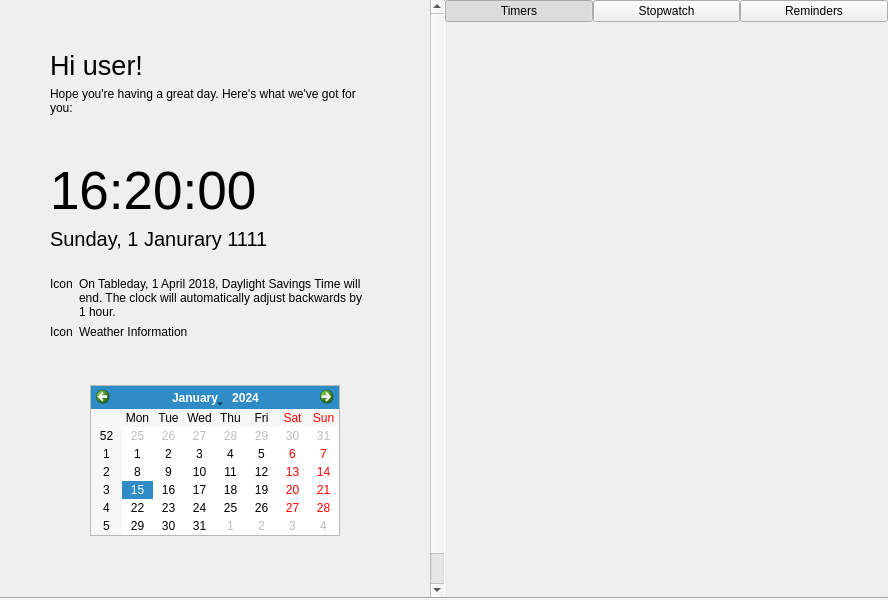
Old version of the form statuscenter/OverviewPane/overview.ui in the repository vicr123/theshell.
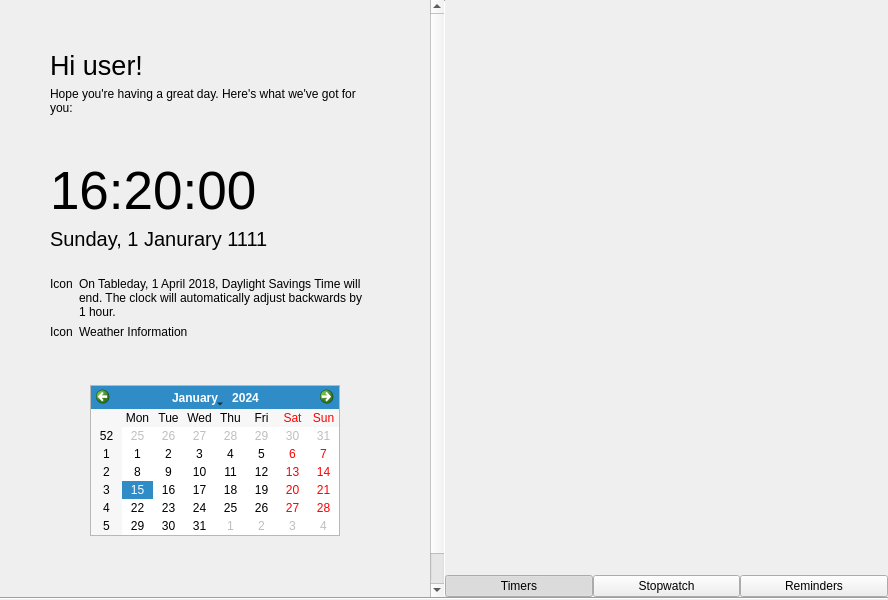
New version of the form. Icons and pictures are not drawn.

```diff
--- a/statuscenter/OverviewPane/overview.ui
+++ b/statuscenter/OverviewPane/overview.ui
@@ -402,6 +402,12 @@
        <property name="spacing">
         <number>0</number>
        </property>
+       <property name="topMargin">
+        <number>0</number>
+       </property>
+       <item>
+        <widget class="QStackedWidget" name="rightStack"/>
+       </item>
        <item>
         <layout class="QHBoxLayout" name="horizontalLayout_2">
          <property name="spacing">
@@ -481,9 +487,6 @@
          </item>
         </layout>
        </item>
-       <item>
-        <widget class="QStackedWidget" name="rightStack"/>
-       </item>
       </layout>
      </item>
     </layout>
```
